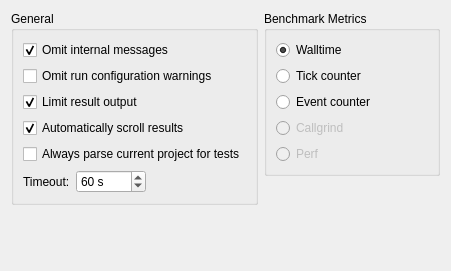
This is src/plugins/autotest/testsettingspage.ui in qt-creator/qt-creator as Qt 5 draws it before an edit. The edited form follows.
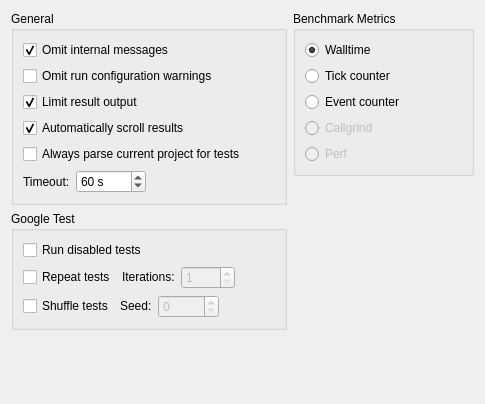
This is the edited form.

Commit message:
AutoTest: Add some gtest related settings
This patch enables execution of disabled tests, repetition of
test runs and shuffling of test sets.

```diff
--- a/src/plugins/autotest/testsettingspage.ui
+++ b/src/plugins/autotest/testsettingspage.ui
@@ -6,8 +6,8 @@
    <rect>
     <x>0</x>
     <y>0</y>
-    <width>451</width>
-    <height>271</height>
+    <width>485</width>
+    <height>404</height>
    </rect>
   </property>
   <property name="windowTitle">
@@ -150,6 +150,134 @@
          </layout>
         </widget>
        </item>
+       <item>
+        <widget class="QGroupBox" name="groupBox_3">
+         <property name="title">
+          <string>Google Test</string>
+         </property>
+         <layout class="QVBoxLayout" name="verticalLayout_6">
+          <item>
+           <widget class="QCheckBox" name="runDisabledGTestsCB">
+            <property name="toolTip">
+             <string>Executes disabled tests when performing a test run.</string>
+            </property>
+            <property name="text">
+             <string>Run disabled tests</string>
+            </property>
+           </widget>
+          </item>
+          <item>
+           <layout class="QHBoxLayout" name="horizontalLayout_3">
+            <item>
+             <widget class="QCheckBox" name="repeatGTestsCB">
+              <property name="toolTip">
+               <string>Repeats a test run (you might be required to increase the timeout to avoid canceling the tests).</string>
+              </property>
+              <property name="text">
+               <string>Repeat tests</string>
+              </property>
+             </widget>
+            </item>
+            <item>
+             <widget class="QLabel" name="label_3">
+              <property name="sizePolicy">
+               <sizepolicy hsizetype="Preferred" vsizetype="Fixed">
+                <horstretch>0</horstretch>
+                <verstretch>0</verstretch>
+               </sizepolicy>
+              </property>
+              <property name="text">
+               <string>Iterations:</string>
+              </property>
+             </widget>
+            </item>
+            <item>
+             <widget class="QSpinBox" name="repetitionSpin">
+              <property name="enabled">
+               <bool>false</bool>
+              </property>
+              <property name="minimum">
+               <number>1</number>
+              </property>
+              <property name="maximum">
+               <number>9999</number>
+              </property>
+             </widget>
+            </item>
+            <item>
+             <spacer name="horizontalSpacer_3">
+              <property name="orientation">
+               <enum>Qt::Horizontal</enum>
+              </property>
+              <property name="sizeHint" stdset="0">
+               <size>
+                <width>40</width>
+                <height>20</height>
+               </size>
+              </property>
+             </spacer>
+            </item>
+           </layout>
+          </item>
+          <item>
+           <layout class="QHBoxLayout" name="horizontalLayout_4">
+            <item>
+             <widget class="QCheckBox" name="shuffleGTestsCB">
+              <property name="toolTip">
+               <string>Shuffle tests automatically on every iteration by the given seed.</string>
+              </property>
+              <property name="text">
+               <string>Shuffle tests</string>
+              </property>
+             </widget>
+            </item>
+            <item>
+             <widget class="QLabel" name="label_2">
+              <property name="sizePolicy">
+               <sizepolicy hsizetype="Preferred" vsizetype="Fixed">
+                <horstretch>0</horstretch>
+                <verstretch>0</verstretch>
+               </sizepolicy>
+              </property>
+              <property name="text">
+               <string>Seed:</string>
+              </property>
+             </widget>
+            </item>
+            <item>
+             <widget class="QSpinBox" name="seedSpin">
+              <property name="enabled">
+               <bool>false</bool>
+              </property>
+              <property name="toolTip">
+               <string>A seed of 0 generates a seed based on the current timestamp.</string>
+              </property>
+              <property name="specialValueText">
+               <string/>
+              </property>
+              <property name="maximum">
+               <number>99999</number>
+              </property>
+             </widget>
+            </item>
+            <item>
+             <spacer name="horizontalSpacer_4">
+              <property name="orientation">
+               <enum>Qt::Horizontal</enum>
+              </property>
+              <property name="sizeHint" stdset="0">
+               <size>
+                <width>40</width>
+                <height>20</height>
+               </size>
+              </property>
+             </spacer>
+            </item>
+           </layout>
+          </item>
+         </layout>
+        </widget>
+       </item>
        <item>
         <spacer name="verticalSpacer">
          <property name="orientation">
```
The commit also changes 14 other files.
